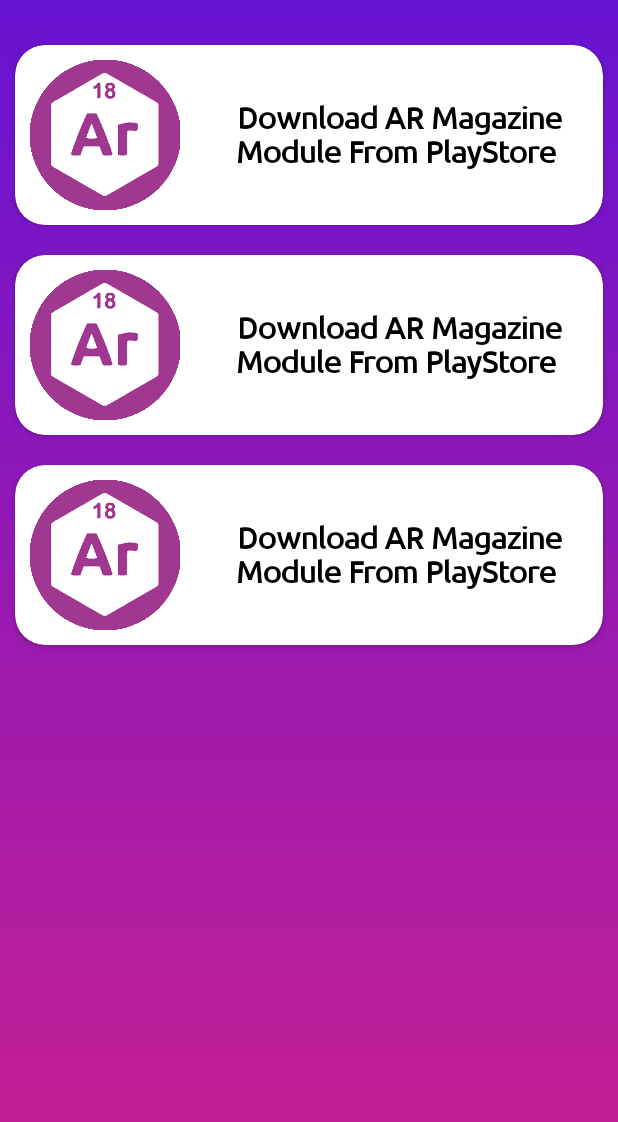
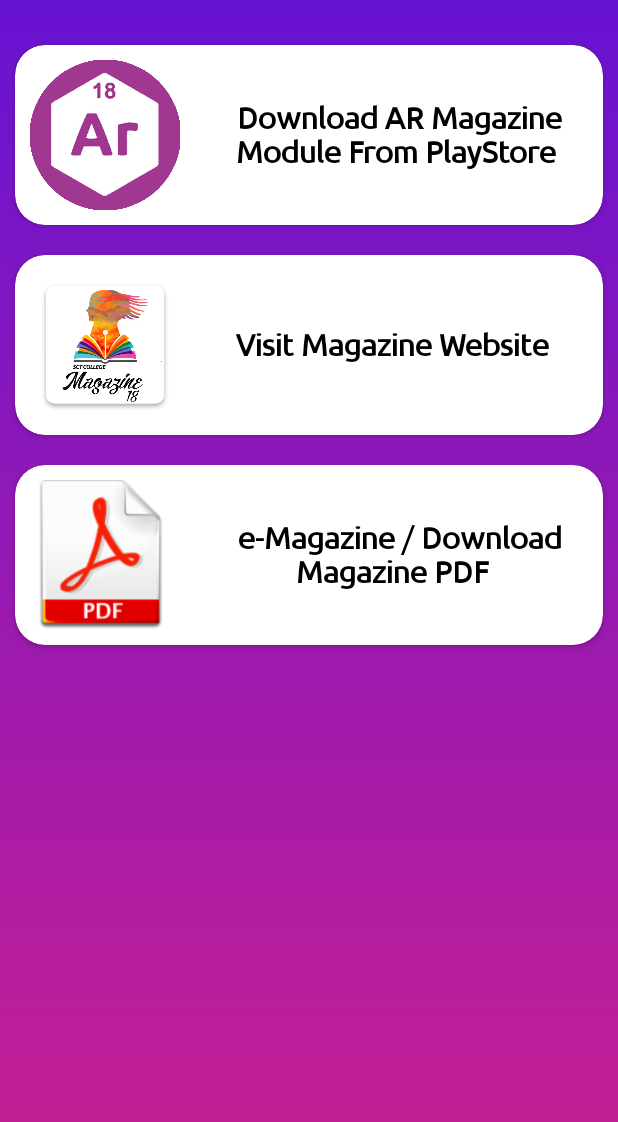
Before and after one commit to muhammadthahir6/magzineapp, an Android app: the ExtrasActivity screen opened directly, with no data from a screen before it, on a phone screen of 412 x 824 dp. Shown: the top 1122 px of the screen. Run offline under Robolectric (Android 15) with nearby library versions, the phone set to English and light mode, and no system bars.

Commit message:
Done Almost

```diff
--- a/app/src/main/java/com/sctce/armagazine/ExtrasActivity.java
+++ b/app/src/main/java/com/sctce/armagazine/ExtrasActivity.java
@@ -1,13 +1,37 @@
 package com.sctce.armagazine;
 
+import android.content.Intent;
+import android.net.Uri;
 import android.support.v7.app.AppCompatActivity;
 import android.os.Bundle;
+import android.support.v7.widget.CardView;
+import android.view.View;
+import android.widget.Toast;
 
 public class ExtrasActivity extends AppCompatActivity {
-
+    CardView ToStore,MagSite;
     @Override
     protected void onCreate(Bundle savedInstanceState) {
         super.onCreate(savedInstanceState);
         setContentView(R.layout.activity_extras);
+        ToStore=findViewById(R.id.playstoreAr);
+        ToStore.setOnClickListener(new View.OnClickListener() {
+            @Override
+            public void onClick(View view) {
+                Toast.makeText(getApplicationContext(),"Also Ask Your Friends for the Module(apk Installation)",Toast.LENGTH_LONG).show();
+                Intent intent = new Intent(Intent.ACTION_VIEW, Uri.parse("market://details?id=com.facebook.katana"));
+                startActivity(intent);
+            }
+        });
+        MagSite=findViewById(R.id.magsite);
+        MagSite.setOnClickListener(new View.OnClickListener() {
+            @Override
+            public void onClick(View view) {
+                Uri uri = Uri.parse("http://sctcollegemagazine.in/");
+                Intent intent= new Intent(Intent.ACTION_VIEW,uri);
+                startActivity(intent);
+            }
+        });
+
     }
 }
--- a/app/src/main/res/layout/activity_extras.xml
+++ b/app/src/main/res/layout/activity_extras.xml
@@ -49,6 +49,7 @@
 
         </android.support.v7.widget.CardView>
         <android.support.v7.widget.CardView
+            android:id="@+id/magsite"
             android:layout_width="match_parent"
             android:layout_height="wrap_content"
             app:cardCornerRadius="20dp"
@@ -63,7 +64,7 @@
                     android:layout_margin="10dp"
                     android:layout_width="100dp"
                     android:layout_height="100dp"
-                    android:src="@drawable/fltbtn"
+                    android:src="@drawable/ic_launcher"
                     />
                 <TextView
                     android:gravity="center"
@@ -74,7 +75,7 @@
                     android:fontFamily="@font/ubuntu"
                     android:textStyle="bold"
                     android:textSize="20sp"
-                    android:text="Download AR Magazine Module From PlayStore "
+                    android:text="Visit Magazine Website  "
 
                     />
 
@@ -97,7 +98,8 @@
                     android:layout_margin="10dp"
                     android:layout_width="100dp"
                     android:layout_height="100dp"
-                    android:src="@drawable/fltbtn"
+                    android:scaleType="fitXY"
+                    android:src="@drawable/emag"
                     />
                 <TextView
                     android:gravity="center"
@@ -108,7 +110,7 @@
                     android:fontFamily="@font/ubuntu"
                     android:textStyle="bold"
                     android:textSize="20sp"
-                    android:text="Download AR Magazine Module From PlayStore "
+                    android:text="e-Magazine / Download Magazine PDF  "
 
                     />
 
```
Also changed, not shown: app/src/main/res/drawable/emag.png (added).
